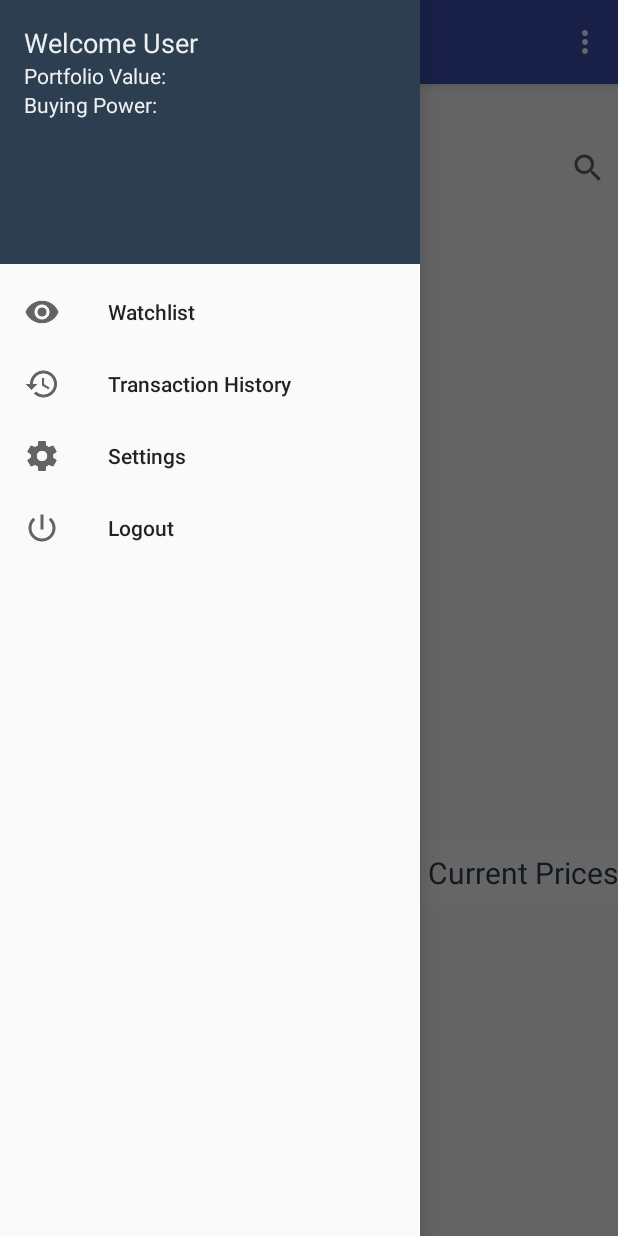
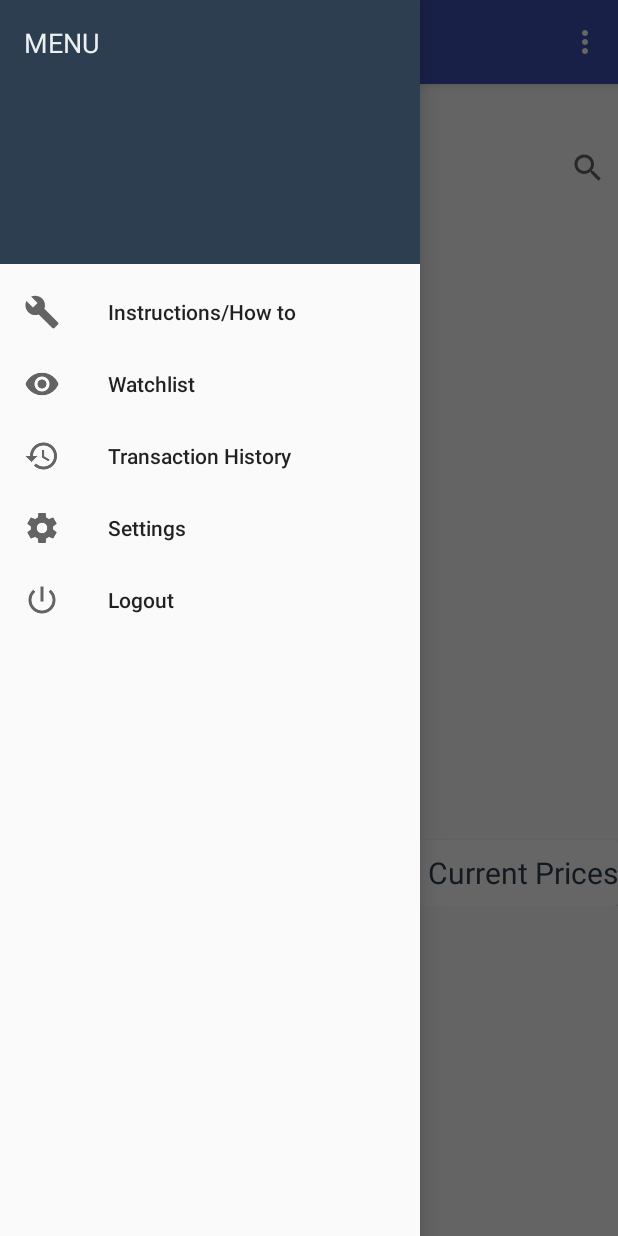
Before and after one commit to JZhou86/WolfofWharton, an Android app: the PortfolioActivity screen opened directly, with no data from a screen before it, with the side drawer open, on a phone screen of 412 x 824 dp. Run offline under Robolectric (Android 15) with nearby library versions, the light colour scheme and no system bars; our stand-ins replace Firebase (no records; nobody signed in at launch, a user with empty details on screens opened directly); libraries missing offline, so code that uses them is left out: com.jjoe64.graphview; plain views replace GraphView; 3 statements that could not run were skipped.

Commit message:
instructions

```diff
--- a/app/src/main/AndroidManifest.xml
+++ b/app/src/main/AndroidManifest.xml
@@ -28,7 +28,8 @@
             android:theme="@style/AppTheme" />
         <activity android:name=".WatchListActivity" />
         <activity android:name=".ForgotPasswordActivity" />
-        <activity android:name=".TransactionHistoryActivity"></activity>
+        <activity android:name=".TransactionHistoryActivity" />
+        <activity android:name=".InstructionsActivity"></activity>
     </application>
 
 </manifest>
--- a/app/src/main/java/hwk2/cis350/upenn/edu/wolfofwharton/PortfolioActivity.java
+++ b/app/src/main/java/hwk2/cis350/upenn/edu/wolfofwharton/PortfolioActivity.java
@@ -100,6 +100,9 @@ public class PortfolioActivity extends AppCompatActivity
             FirebaseAuth.getInstance().signOut();
             Intent intent = new Intent(this, WelcomeScreenActivity.class);
             startActivity(intent);
+        } else if (id == R.id.nav_instructions) {
+            Intent intent = new Intent(this, InstructionsActivity.class);
+            startActivity(intent);
         }
 
         DrawerLayout drawer = (DrawerLayout) findViewById(R.id.drawer_layout);
--- a/app/src/main/res/layout/nav_header_portfolio.xml
+++ b/app/src/main/res/layout/nav_header_portfolio.xml
@@ -22,22 +22,11 @@
         android:id="@+id/welcome_user"
         android:layout_width="match_parent"
         android:layout_height="wrap_content"
-        android:text="Welcome User"
+        android:text="MENU"
         android:textAlignment="viewStart"
         android:textColor="#ecf0f1"
-        android:textSize="18sp" />
+        android:textSize="18sp"
+        android:gravity="start" />
 
-    <TextView
-        android:id="@+id/portfolio_value"
-        android:layout_width="match_parent"
-        android:layout_height="wrap_content"
-        android:text="Portfolio Value:"
-        android:textColor="#ecf0f1" />
 
-    <TextView
-        android:id="@+id/buying_power"
-        android:layout_width="match_parent"
-        android:layout_height="wrap_content"
-        android:text="Buying Power:"
-        android:textColor="#ecf0f1" />
 </LinearLayout>
--- a/app/src/main/res/menu/activity_portfolio_drawer.xml
+++ b/app/src/main/res/menu/activity_portfolio_drawer.xml
@@ -4,6 +4,10 @@
     tools:showIn="navigation_view">
 
     <group android:checkableBehavior="single">
+        <item
+            android:id="@+id/nav_instructions"
+            android:icon="@drawable/ic_menu_manage"
+            android:title="Instructions/How to" />
         <item
             android:id="@+id/nav_watchlist"
             android:icon="@drawable/watchlist_icon"
```
Also changed, not shown: app/src/main/java/hwk2/cis350/upenn/edu/wolfofwharton/InstructionsActivity.java (added, +13 -0 lines), app/src/main/res/layout/activity_instructions.xml (added, +33 -0 lines).
